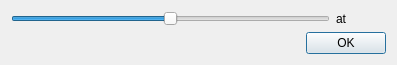
This is src/mumble/UserVolume.ui in mumble-voip/mumble as Qt 5 draws it before an edit. The edited form follows.
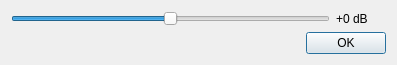
This is the edited form.

```diff
--- a/src/mumble/UserVolume.ui
+++ b/src/mumble/UserVolume.ui
@@ -42,7 +42,7 @@
       </size>
      </property>
      <property name="text">
-      <string notr="true">at</string>
+      <string notr="true">+0 dB</string>
      </property>
     </widget>
    </item>
```
